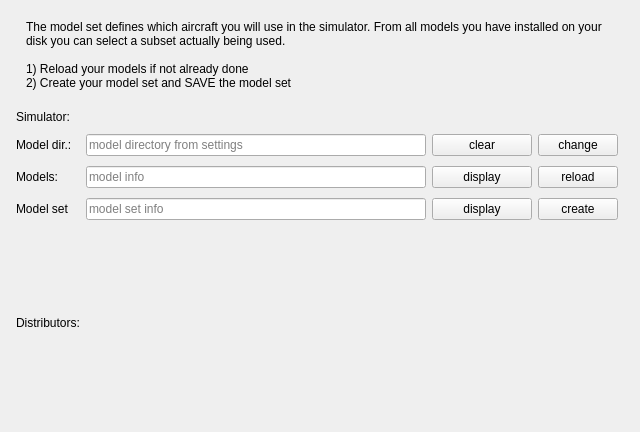
Above: src/blackgui/components/firstmodelsetcomponent.ui from swift-project/pilotclient before the change. Below: the same form after it.
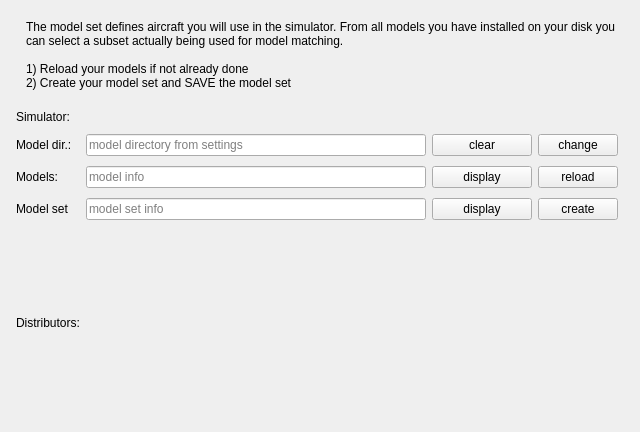
That is the form after the change. Icons and pictures are not drawn. Custom widgets are drawn as their Qt base class.

```diff
--- a/src/blackgui/components/firstmodelsetcomponent.ui
+++ b/src/blackgui/components/firstmodelsetcomponent.ui
@@ -27,7 +27,7 @@
       <item>
        <widget class="QLabel" name="lbl_Explaination">
         <property name="text">
-         <string>&lt;html&gt;&lt;head/&gt;&lt;body&gt;&lt;p&gt;&lt;span style=&quot; font-size:9pt;&quot;&gt;The model set defines which aircraft you will use in the simulator. From all models you have installed on your disk you can select a subset actually being used.&lt;br/&gt;&lt;br/&gt;1) Reload your models if not already done&lt;br/&gt;2) Create your model set and SAVE the model set&lt;/span&gt;&lt;/p&gt;&lt;/body&gt;&lt;/html&gt;</string>
+         <string>&lt;html&gt;&lt;head/&gt;&lt;body&gt;&lt;p&gt;&lt;span style=&quot; font-size:9pt;&quot;&gt;The model set defines aircraft you will use in the simulator. From all models you have installed on your disk you can select a subset actually being used for model matching.&lt;br/&gt;&lt;br/&gt;1) Reload your models if not already done&lt;br/&gt;2) Create your model set and SAVE the model set&lt;/span&gt;&lt;/p&gt;&lt;/body&gt;&lt;/html&gt;</string>
         </property>
         <property name="textFormat">
          <enum>Qt::RichText</enum>
```
Left out of the diff: 4 changed lines with no effect on the pictures.
